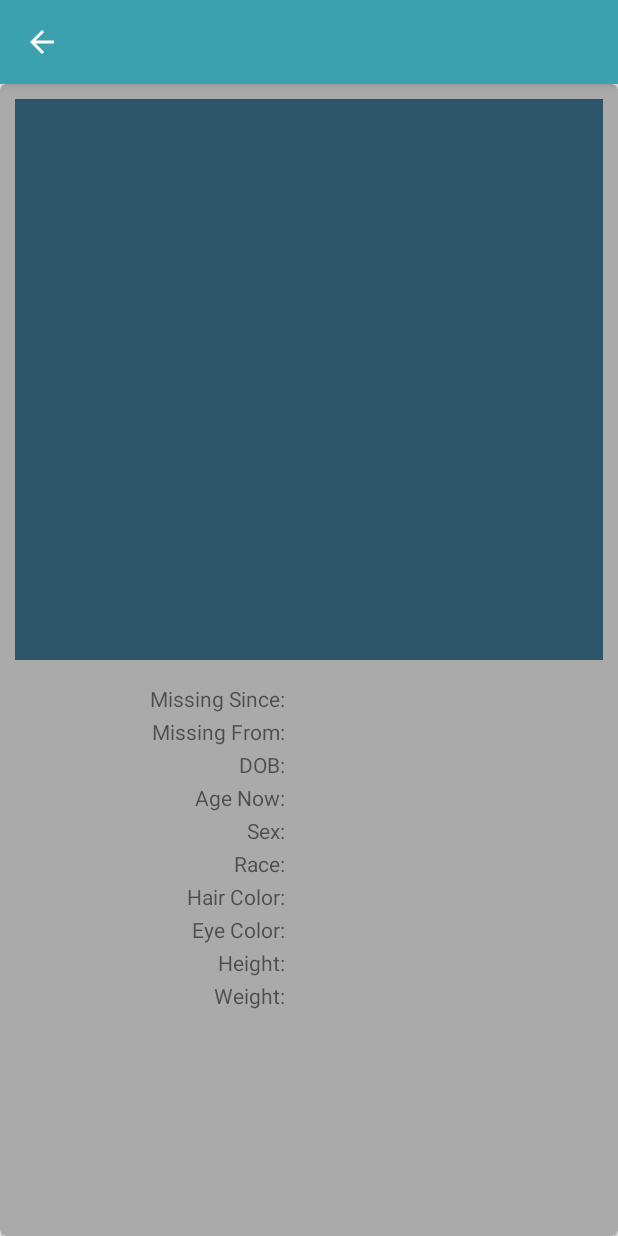
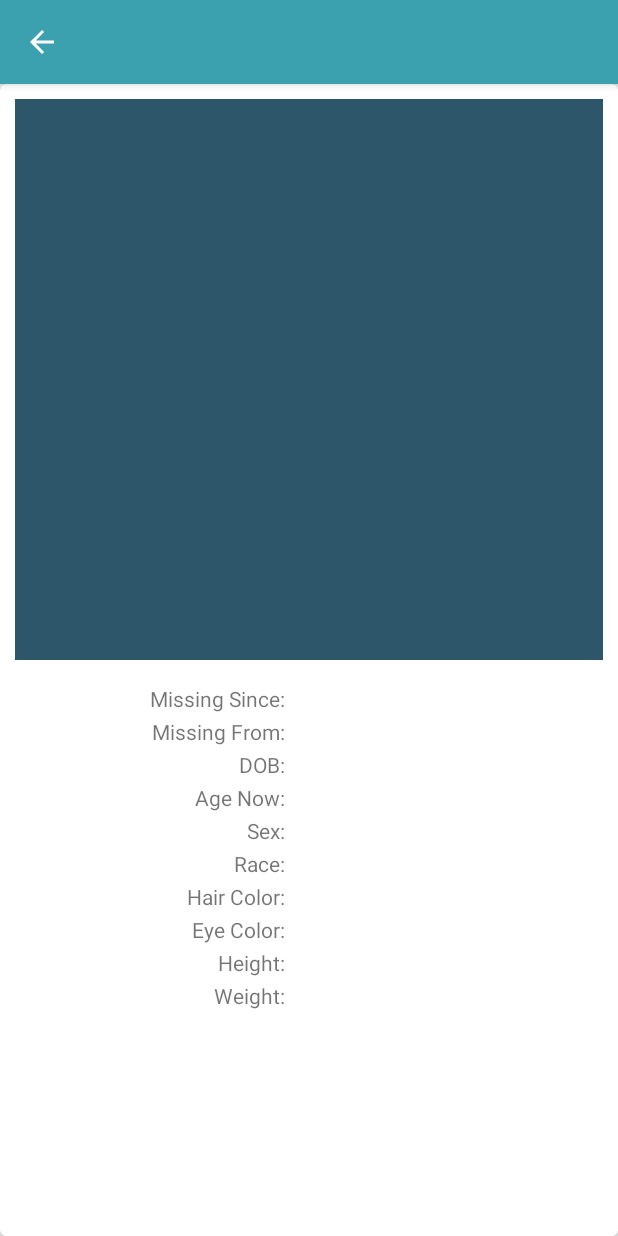
Before and after one commit to trod-123/ProjectMissingKids, an Android app: the DetailActivity screen opened directly, with no data from a screen before it, on a phone screen of 412 x 824 dp. Run offline under Robolectric (Android 15) with nearby library versions, the phone set to English and light mode, and no system bars; our stand-ins replace data binding; 2 statements that could not run were skipped.

```diff
--- a/app/src/main/java/com/thirdarm/projectmissingkids/DetailActivity.java
+++ b/app/src/main/java/com/thirdarm/projectmissingkids/DetailActivity.java
@@ -10,11 +10,20 @@ public class DetailActivity extends AppCompatActivity {
 
     private ActivityDetailBinding mDetailDataBinding;
 
+    private Bundle intentBundle;
+    private long mNcmc;
+    public static final String NCMC = "NCMC ID";
+
     @Override
     protected void onCreate(Bundle savedInstanceState) {
         super.onCreate(savedInstanceState);
 
         mDetailDataBinding = DataBindingUtil.setContentView(this, R.layout.activity_detail);
+
+        intentBundle = getIntent().getExtras();
+        mNcmc = intentBundle.getLong(NCMC);
+
+        System.out.println(mNcmc);
     }
 
 }
--- a/app/src/main/res/layout/activity_detail.xml
+++ b/app/src/main/res/layout/activity_detail.xml
@@ -11,7 +11,8 @@
         android:layout_width="match_parent"
         android:layout_height="match_parent"
         android:layout_gravity="center"
-        card_view:cardBackgroundColor="@android:color/darker_gray"
+        card_view:cardBackgroundColor="@color/cardview_light_background"
+        card_view:cardElevation="@dimen/cardview_default_elevation"
         card_view:cardCornerRadius="4dp"
         card_view:contentPadding="10dp">
 
--- a/app/src/main/res/layout/extra_details.xml
+++ b/app/src/main/res/layout/extra_details.xml
@@ -3,7 +3,8 @@
 <layout
     xmlns:android="http://schemas.android.com/apk/res/android"
     xmlns:app="http://schemas.android.com/apk/res-auto"
-    xmlns:tools="http://schemas.android.com/tools">
+    xmlns:tools="http://schemas.android.com/tools"
+    android:background="@color/cardview_light_background">
 
     <android.support.constraint.ConstraintLayout
         android:layout_width="match_parent"
```
Also changed, not shown: app/src/main/java/com/thirdarm/projectmissingkids/KidsAdapter.java (+30 -13 lines), app/src/main/java/com/thirdarm/projectmissingkids/MainActivity.java (+11 -6 lines).
